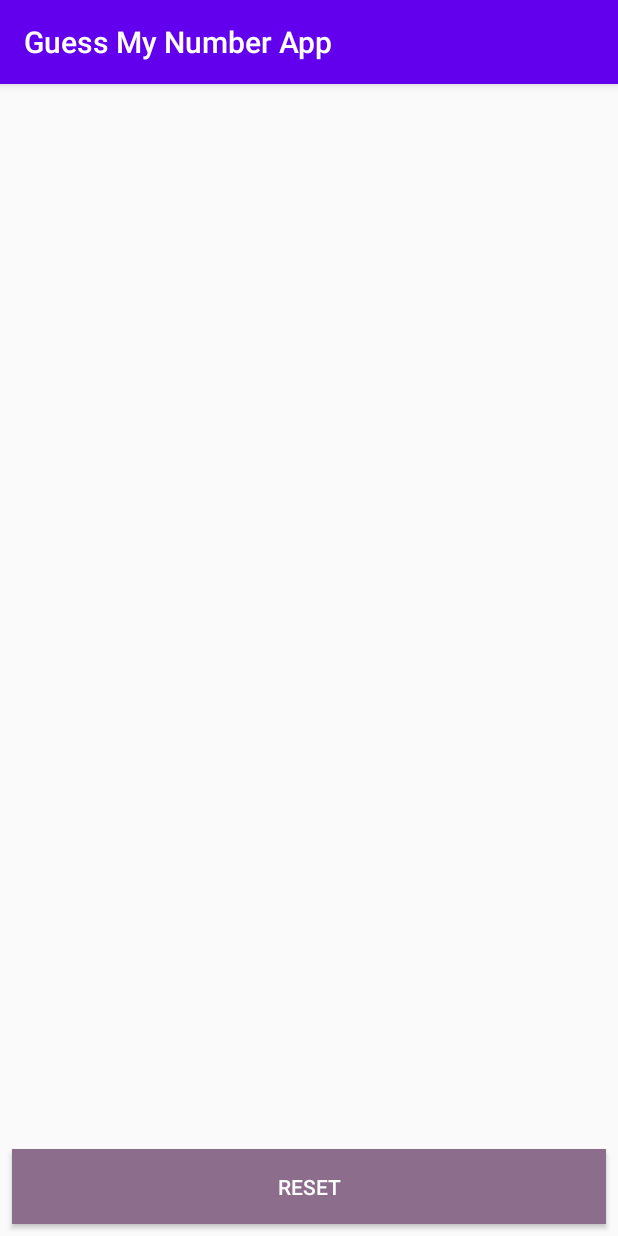
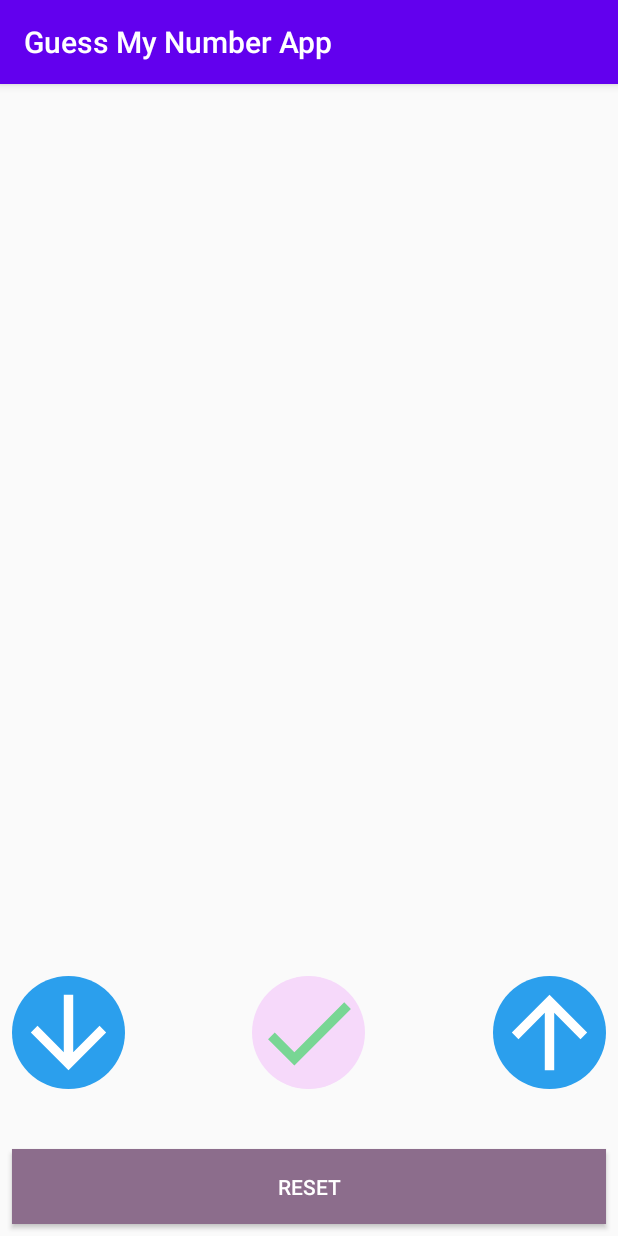
Before and after one commit to Goliaeth/GuessMyNumberApp, an Android app: the screen it shows after launch (MainActivity), on a phone screen of 412 x 824 dp. Run offline under Robolectric (Android 15) with nearby library versions, the phone set to English and light mode, and no system bars.

Commit message:
create UI vector drawables

```diff
--- /dev/null
+++ b/app/src/main/res/drawable/background_circle_blue.xml
@@ -0,0 +1,5 @@
+<?xml version="1.0" encoding="utf-8"?>
+<shape android:shape="oval" xmlns:android="http://schemas.android.com/apk/res/android">
+    <solid android:color="@color/color_blue"/>
+    <size android:height="75dp" android:width="75dp"/>
+</shape>
--- /dev/null
+++ b/app/src/main/res/drawable/background_circle_purple.xml
@@ -0,0 +1,5 @@
+<?xml version="1.0" encoding="utf-8"?>
+<shape android:shape="oval" xmlns:android="http://schemas.android.com/apk/res/android">
+    <solid android:color="@color/color_purple"/>
+    <size android:height="75dp" android:width="75dp"/>
+</shape>
--- /dev/null
+++ b/app/src/main/res/drawable/ic_arrow_downward.xml
@@ -0,0 +1,5 @@
+<vector android:height="75dp" android:tint="#FFFFFF"
+    android:viewportHeight="24" android:viewportWidth="24"
+    android:width="75dp" xmlns:android="http://schemas.android.com/apk/res/android">
+    <path android:fillColor="@android:color/white" android:pathData="M20,12l-1.41,-1.41L13,16.17V4h-2v12.17l-5.58,-5.59L4,12l8,8 8,-8z"/>
+</vector>
--- /dev/null
+++ b/app/src/main/res/drawable/ic_arrow_upward.xml
@@ -0,0 +1,5 @@
+<vector android:height="75dp" android:tint="#FFFFFF"
+    android:viewportHeight="24" android:viewportWidth="24"
+    android:width="75dp" xmlns:android="http://schemas.android.com/apk/res/android">
+    <path android:fillColor="@android:color/white" android:pathData="M4,12l1.41,1.41L11,7.83V20h2V7.83l5.58,5.59L20,12l-8,-8 -8,8z"/>
+</vector>
--- /dev/null
+++ b/app/src/main/res/drawable/ic_success.xml
@@ -0,0 +1,5 @@
+<vector android:height="50dp" android:tint="#78d694"
+    android:viewportHeight="24" android:viewportWidth="24"
+    android:width="50dp" xmlns:android="http://schemas.android.com/apk/res/android">
+    <path android:fillColor="@android:color/white" android:pathData="M9,16.17L4.83,12l-1.42,1.41L9,19 21,7l-1.41,-1.41z"/>
+</vector>
--- a/app/src/main/res/layout/activity_main.xml
+++ b/app/src/main/res/layout/activity_main.xml
@@ -3,6 +3,7 @@
     xmlns:tools="http://schemas.android.com/tools"
     android:layout_width="match_parent"
     android:layout_height="match_parent"
+    xmlns:app="http://schemas.android.com/apk/res-auto"
     tools:context=".MainActivity">
 
     <TextView
@@ -27,7 +28,42 @@
         tools:text="Your number is 56!"
         tools:visibility="visible" />
 
+    <RelativeLayout
+        android:layout_width="match_parent"
+        android:layout_height="wrap_content"
+        android:layout_above="@+id/reset_button"
+        android:layout_marginLeft="@dimen/margin_eight"
+        android:layout_marginRight="@dimen/margin_eight"
+        android:layout_marginBottom="@dimen/margin_thirty_two">
+
+        <ImageView
+            android:layout_width="wrap_content"
+            android:layout_height="wrap_content"
+            android:layout_alignParentStart="true"
+            app:srcCompat="@drawable/ic_arrow_downward"
+            android:background="@drawable/background_circle_blue"
+            android:contentDescription="@string/str_arrow_up_desc" />
+
+        <ImageView
+            android:layout_width="wrap_content"
+            android:layout_height="wrap_content"
+            android:layout_centerInParent="true"
+            app:srcCompat="@drawable/ic_success"
+            android:background="@drawable/background_circle_purple"
+            android:contentDescription="@string/str_success_desc" />
+
+        <ImageView
+            android:layout_width="wrap_content"
+            android:layout_height="wrap_content"
+            android:layout_alignParentEnd="true"
+            app:srcCompat="@drawable/ic_arrow_upward"
+            android:background="@drawable/background_circle_blue"
+            android:contentDescription="@string/str_arrow_down_desc" />
+
+    </RelativeLayout>
+
     <Button
+        android:id="@+id/reset_button"
         android:layout_width="match_parent"
         android:layout_height="50dp"
         android:layout_alignParentBottom="true"
--- a/app/src/main/res/values/colors.xml
+++ b/app/src/main/res/values/colors.xml
@@ -7,4 +7,6 @@
     <color name="teal_700">#FF018786</color>
     <color name="black">#FF000000</color>
     <color name="white">#FFFFFFFF</color>
+    <color name="color_blue">#2b9fed</color>
+    <color name="color_purple">#f6d9fa</color>
 </resources>
--- a/app/src/main/res/values/dimens.xml
+++ b/app/src/main/res/values/dimens.xml
@@ -3,4 +3,5 @@
     <dimen name="text_size_35">35sp</dimen>
     <dimen name="margin_sixteen">16dp</dimen>
     <dimen name="margin_eight">8dp</dimen>
+    <dimen name="margin_thirty_two">32dp</dimen>
 </resources>
--- a/app/src/main/res/values/strings.xml
+++ b/app/src/main/res/values/strings.xml
@@ -1,4 +1,7 @@
 <resources>
     <string name="app_name">Guess My Number App</string>
     <string name="str_reset">reset</string>
+    <string name="str_arrow_up_desc">press arrow up</string>
+    <string name="str_arrow_down_desc">press arrow down</string>
+    <string name="str_success_desc">app has guessed the number</string>
 </resources>
```
